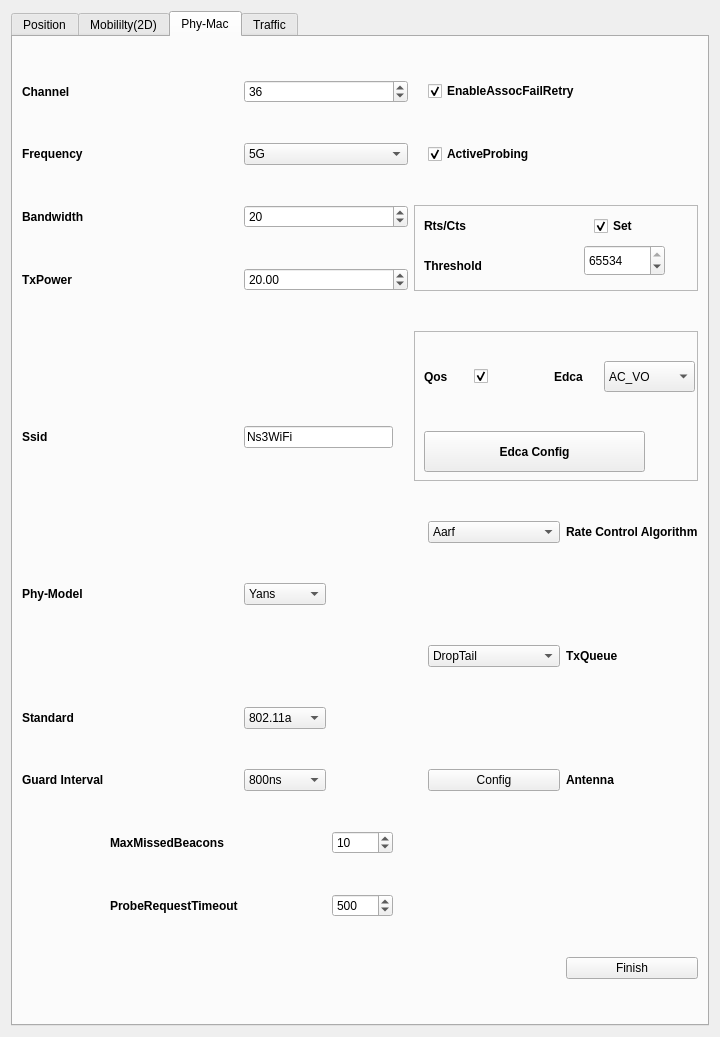
The window that Qt/QT_PRJ/Ns3Visualizer/node_config.ui (z14212638-eng/Ns3-based-Visualization) describes before a commit, drawn with Qt 5.
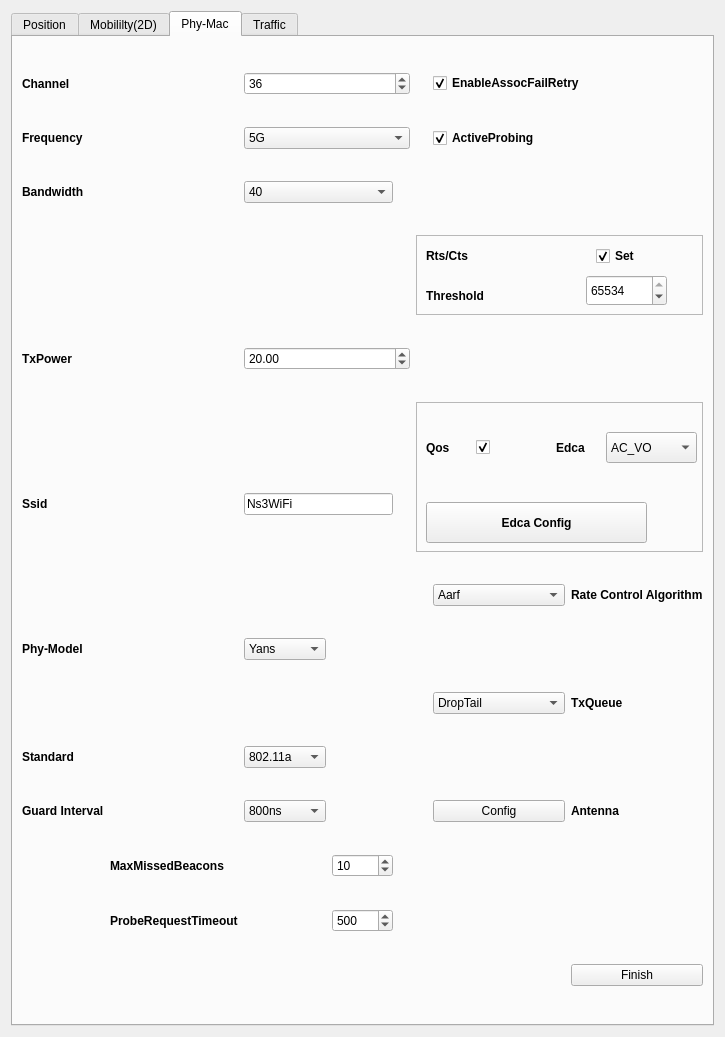
The same window after the commit. The open tabs and pages were chosen to show the change.

Commit message: Updating Conflict Detection (GI,ChannelConfig)

Diff of the .ui file:
```diff
--- a/Qt/QT_PRJ/Ns3Visualizer/node_config.ui
+++ b/Qt/QT_PRJ/Ns3Visualizer/node_config.ui
@@ -6,7 +6,7 @@
    <rect>
     <x>0</x>
     <y>0</y>
-    <width>720</width>
+    <width>725</width>
     <height>1037</height>
    </rect>
   </property>
@@ -22,7 +22,7 @@
       </font>
      </property>
      <property name="currentIndex">
-      <number>2</number>
+      <number>0</number>
      </property>
      <property name="documentMode">
       <bool>false</bool>
@@ -348,155 +348,91 @@
        <string>Phy-Mac</string>
       </attribute>
       <layout class="QGridLayout" name="gridLayout_4">
-       <item row="3" column="2" colspan="3">
-        <widget class="QDoubleSpinBox" name="doubleSpinBox_6">
-         <property name="value">
-          <double>20.000000000000000</double>
+       <item row="6" column="0" rowspan="2">
+        <widget class="QLabel" name="label_13">
+         <property name="font">
+          <font>
+           <bold>true</bold>
+          </font>
          </property>
+         <property name="text">
+          <string>Ssid</string>
+         </property>
         </widget>
        </item>
-       <item row="2" column="5" rowspan="2" colspan="3">
-        <widget class="QFrame" name="frame_2">
-         <property name="frameShape">
-          <enum>QFrame::Shape::StyledPanel</enum>
+       <item row="11" column="6">
+        <widget class="QPushButton" name="pushButton_9">
+         <property name="text">
+          <string>Config</string>
          </property>
-         <property name="frameShadow">
-          <enum>QFrame::Shadow::Raised</enum>
-         </property>
-         <widget class="QLabel" name="label_29">
-          <property name="geometry">
-           <rect>
-            <x>10</x>
-            <y>10</y>
-            <width>61</width>
-            <height>21</height>
-           </rect>
-          </property>
-          <property name="font">
-           <font>
-            <bold>true</bold>
-           </font>
-          </property>
-          <property name="text">
-           <string>Rts/Cts</string>
-          </property>
-         </widget>
-         <widget class="QCheckBox" name="checkBox_5">
-          <property name="geometry">
-           <rect>
-            <x>180</x>
-            <y>10</y>
-            <width>81</width>
-            <height>22</height>
-           </rect>
-          </property>
-          <property name="font">
-           <font>
-            <bold>true</bold>
-           </font>
-          </property>
-          <property name="text">
-           <string>Set</string>
-          </property>
-          <property name="checked">
-           <bool>true</bool>
-          </property>
-         </widget>
-         <widget class="QLabel" name="label_30">
-          <property name="geometry">
-           <rect>
-            <x>10</x>
-            <y>50</y>
-            <width>61</width>
-            <height>21</height>
-           </rect>
-          </property>
-          <property name="font">
-           <font>
-            <bold>true</bold>
-           </font>
-          </property>
-          <property name="text">
-           <string>Threshold</string>
-          </property>
-         </widget>
-         <widget class="QSpinBox" name="spinBox_3">
-          <property name="geometry">
-           <rect>
-            <x>170</x>
-            <y>40</y>
-            <width>81</width>
-            <height>31</height>
-           </rect>
-          </property>
-          <property name="maximum">
-           <number>65534</number>
-          </property>
-          <property name="value">
-           <number>65534</number>
-          </property>
-         </widget>
-         <zorder>label_29</zorder>
-         <zorder>label_30</zorder>
-         <zorder>spinBox_3</zorder>
-         <zorder>checkBox_5</zorder>
         </widget>
        </item>
-       <item row="5" column="6">
-        <widget class="QComboBox" name="comboBox_7">
+       <item row="8" column="2">
+        <widget class="QComboBox" name="comboBox_4">
          <item>
           <property name="text">
-           <string>Aarf</string>
+           <string>Yans</string>
           </property>
          </item>
          <item>
           <property name="text">
-           <string>Amrr</string>
+           <string>Spectrum</string>
           </property>
          </item>
-         <item>
-          <property name="text">
-           <string>Arf</string>
-          </property>
-         </item>
-         <item>
-          <property name="text">
-           <string>Cara</string>
-          </property>
-         </item>
-         <item>
-          <property name="text">
-           <string>Onoe</string>
-          </property>
-         </item>
-         <item>
-          <property name="text">
-           <string>Rraa</string>
-          </property>
-         </item>
-         <item>
-          <property name="text">
-           <string>Minstrel</string>
-          </property>
-         </item>
-         <item>
-          <property name="text">
-           <string>Ideal</string>
-          </property>
-         </item>
-         <item>
-          <property name="text">
-           <string>Constant</string>
-          </property>
-         </item>
-         <item>
-          <property name="text">
-           <string>ThomsonSampling</string>
-          </property>
-         </item>
         </widget>
        </item>
-       <item row="7" column="6">
+       <item row="11" column="7">
+        <widget class="QLabel" name="label_35">
+         <property name="font">
+          <font>
+           <bold>true</bold>
+          </font>
+         </property>
+         <property name="text">
+          <string>Antenna</string>
+         </property>
+        </widget>
+       </item>
+       <item row="7" column="7">
+        <widget class="QLabel" name="label_33">
+         <property name="font">
+          <font>
+           <bold>true</bold>
+          </font>
+         </property>
+         <property name="text">
+          <string>Rate Control Algorithm</string>
+         </property>
+        </widget>
+       </item>
+       <item row="1" column="6" colspan="2">
+        <widget class="QCheckBox" name="checkBox_12">
+         <property name="font">
+          <font>
+           <bold>true</bold>
+          </font>
+         </property>
+         <property name="text">
+          <string>ActiveProbing</string>
+         </property>
+         <property name="checked">
+          <bool>true</bool>
+         </property>
+        </widget>
+       </item>
+       <item row="9" column="7">
+        <widget class="QLabel" name="label_34">
+         <property name="font">
+          <font>
+           <bold>true</bold>
+          </font>
+         </property>
+         <property name="text">
+          <string>TxQueue</string>
+         </property>
+        </widget>
+       </item>
+       <item row="9" column="6">
         <widget class="QComboBox" name="comboBox_8">
          <item>
           <property name="text">
@@ -525,22 +461,22 @@
          </item>
         </widget>
        </item>
-       <item row="1" column="6" colspan="2">
-        <widget class="QCheckBox" name="checkBox_12">
+       <item row="0" column="6" colspan="2">
+        <widget class="QCheckBox" name="checkBox_7">
          <property name="font">
           <font>
            <bold>true</bold>
           </font>
          </property>
          <property name="text">
-          <string>ActiveProbing</string>
+          <string>EnableAssocFailRetry</string>
          </property>
          <property name="checked">
           <bool>true</bool>
          </property>
         </widget>
        </item>
-       <item row="11" column="1">
+       <item row="13" column="1">
         <widget class="QLabel" name="label_17">
          <property name="font">
           <font>
@@ -552,45 +488,15 @@
          </property>
         </widget>
        </item>
-       <item row="0" column="0" colspan="2">
-        <widget class="QLabel" name="label_9">
+       <item row="12" column="1">
+        <widget class="QLabel" name="label_16">
          <property name="font">
           <font>
            <bold>true</bold>
           </font>
          </property>
          <property name="text">
-          <string>Channel</string>
-         </property>
-        </widget>
-       </item>
-       <item row="6" column="0" colspan="2">
-        <widget class="QLabel" name="label_14">
-         <property name="maximumSize">
-          <size>
-           <width>100</width>
-           <height>16777215</height>
-          </size>
-         </property>
-         <property name="font">
-          <font>
-           <bold>true</bold>
-          </font>
-         </property>
-         <property name="text">
-          <string>Phy-Model</string>
-         </property>
-        </widget>
-       </item>
-       <item row="8" column="0" colspan="2">
-        <widget class="QLabel" name="label_15">
-         <property name="font">
-          <font>
-           <bold>true</bold>
-          </font>
-         </property>
-         <property name="text">
-          <string>Standard</string>
+          <string>MaxMissedBeacons</string>
          </property>
         </widget>
        </item>
@@ -601,185 +507,86 @@
          </property>
         </widget>
        </item>
-       <item row="4" column="0" rowspan="2">
-        <widget class="QLabel" name="label_13">
+       <item row="0" column="0" colspan="2">
+        <widget class="QLabel" name="label_9">
          <property name="font">
           <font>
            <bold>true</bold>
           </font>
          </property>
          <property name="text">
-          <string>Ssid</string>
+          <string>Channel</string>
          </property>
         </widget>
        </item>
-       <item row="1" column="2" colspan="3">
-        <widget class="QComboBox" name="comboBox_3">
+       <item row="11" column="2">
+        <widget class="QComboBox" name="comboBox_15">
+         <property name="currentIndex">
+          <number>1</number>
+         </property>
          <item>
           <property name="text">
-           <string>5G</string>
+           <string>400ns</string>
           </property>
          </item>
          <item>
           <property name="text">
-           <string>2.4G</string>
+           <string>800ns</string>
           </property>
          </item>
+         <item>
+          <property name="text">
+           <string>1600ns</string>
+          </property>
+         </item>
+         <item>
+          <property name="text">
+           <string>3200ns</string>
+          </property>
+         </item>
         </widget>
        </item>
-       <item row="4" column="2" rowspan="2" colspan="2">
-        <widget class="QLineEdit" name="lineEdit">
-         <property name="text">
-          <string>Ns3WiFi</string>
-         </property>
-        </widget>
-       </item>
-       <item row="11" column="3">
-        <widget class="QSpinBox" name="spinBox_5">
-         <property name="maximum">
-          <number>65535</number>
-         </property>
+       <item row="5" column="2" colspan="3">
+        <widget class="QDoubleSpinBox" name="doubleSpinBox_6">
          <property name="value">
-          <number>500</number>
+          <double>20.000000000000000</double>
          </property>
         </widget>
        </item>
-       <item row="10" column="3">
+       <item row="12" column="3">
         <widget class="QSpinBox" name="spinBox_4">
          <property name="value">
           <number>10</number>
          </property>
         </widget>
        </item>
-       <item row="0" column="6" colspan="2">
-        <widget class="QCheckBox" name="checkBox_7">
-         <property name="font">
-          <font>
-           <bold>true</bold>
-          </font>
-         </property>
+       <item row="6" column="2" rowspan="2" colspan="2">
+        <widget class="QLineEdit" name="lineEdit">
          <property name="text">
-          <string>EnableAssocFailRetry</string>
+          <string>Ns3WiFi</string>
          </property>
-         <property name="checked">
-          <bool>true</bool>
-         </property>
         </widget>
        </item>
-       <item row="5" column="7">
-        <widget class="QLabel" name="label_33">
+       <item row="5" column="0" colspan="2">
+        <widget class="QLabel" name="label_12">
          <property name="font">
           <font>
            <bold>true</bold>
           </font>
          </property>
          <property name="text">
-          <string>Rate Control Algorithm</string>
+          <string>TxPower</string>
          </property>
         </widget>
        </item>
-       <item row="2" column="0" colspan="2">
-        <widget class="QLabel" name="label_11">
-         <property name="font">
-          <font>
-           <bold>true</bold>
-          </font>
-         </property>
-         <property name="text">
-          <string>Bandwidth</string>
-         </property>
-        </widget>
-       </item>
-       <item row="8" column="2">
-        <widget class="QComboBox" name="comboBox_5">
-         <item>
-          <property name="text">
-           <string>802.11a</string>
-          </property>
-         </item>
-         <item>
-          <property name="text">
-           <string>802.11b</string>
-          </property>
-         </item>
-         <item>
-          <property name="text">
-           <string>802.11g</string>
-          </property>
-         </item>
-         <item>
-          <property name="text">
-           <string>802.11n</string>
-          </property>
-         </item>
-         <item>
-          <property name="text">
-           <string>802.11ac</string>
-          </property>
-         </item>
-         <item>
-          <property name="text">
-           <string>802.11ax</string>
-          </property>
-         </item>
-        </widget>
-       </item>
-       <item row="2" column="2" colspan="3">
-        <widget class="QSpinBox" name="spinBox_2">
-         <property name="maximum">
-          <number>65535</number>
-         </property>
-         <property name="value">
-          <number>20</number>
-         </property>
-        </widget>
-       </item>
-       <item row="1" column="0" colspan="2">
-        <widget class="QLabel" name="label_10">
-         <property name="font">
-          <font>
-           <bold>true</bold>
-          </font>
-         </property>
-         <property name="text">
-          <string>Frequency</string>
-         </property>
-        </widget>
-       </item>
-       <item row="6" column="2">
-        <widget class="QComboBox" name="comboBox_4">
-         <item>
-          <property name="text">
-           <string>Yans</string>
-          </property>
-         </item>
-         <item>
-          <property name="text">
-           <string>Spectrum</string>
-          </property>
-         </item>
-        </widget>
-       </item>
-       <item row="7" column="7">
-        <widget class="QLabel" name="label_34">
-         <property name="font">
-          <font>
-           <bold>true</bold>
-          </font>
-         </property>
-         <property name="text">
-          <string>TxQueue</string>
-         </property>
-        </widget>
-       </item>
-       <item row="12" column="7">
+       <item row="14" column="7">
         <widget class="QPushButton" name="pushButton_6">
          <property name="text">
           <string>Finish</string>
          </property>
         </widget>
        </item>
-       <item row="4" column="5" colspan="3">
+       <item row="6" column="5" colspan="3">
         <widget class="QFrame" name="frame_3">
          <property name="maximumSize">
           <size>
@@ -900,77 +707,130 @@
          </widget>
         </widget>
        </item>
-       <item row="9" column="6">
-        <widget class="QPushButton" name="pushButton_9">
-         <property name="text">
-          <string>Config</string>
+       <item row="4" column="5" colspan="3">
+        <widget class="QFrame" name="frame_2">
+         <property name="maximumSize">
+          <size>
+           <width>16777215</width>
+           <height>80</height>
+          </size>
          </property>
-        </widget>
-       </item>
-       <item row="3" column="0" colspan="2">
-        <widget class="QLabel" name="label_12">
-         <property name="font">
-          <font>
-           <bold>true</bold>
-          </font>
+         <property name="frameShape">
+          <enum>QFrame::Shape::StyledPanel</enum>
          </property>
-         <property name="text">
-          <string>TxPower</string>
+         <property name="frameShadow">
+          <enum>QFrame::Shadow::Raised</enum>
          </property>
+         <widget class="QLabel" name="label_29">
+          <property name="geometry">
+           <rect>
+            <x>10</x>
+            <y>10</y>
+            <width>61</width>
+            <height>21</height>
+           </rect>
+          </property>
+          <property name="font">
+           <font>
+            <bold>true</bold>
+           </font>
+          </property>
+          <property name="text">
+           <string>Rts/Cts</string>
+          </property>
+         </widget>
+         <widget class="QCheckBox" name="checkBox_5">
+          <property name="geometry">
+           <rect>
+            <x>180</x>
+            <y>10</y>
+            <width>81</width>
+            <height>22</height>
+           </rect>
+          </property>
+          <property name="font">
+           <font>
+            <bold>true</bold>
+           </font>
+          </property>
+          <property name="text">
+           <string>Set</string>
+          </property>
+          <property name="checked">
+           <bool>true</bool>
+          </property>
+         </widget>
+         <widget class="QLabel" name="label_30">
+          <property name="geometry">
+           <rect>
+            <x>10</x>
+            <y>50</y>
+            <width>61</width>
+            <height>21</height>
+           </rect>
+          </property>
+          <property name="font">
+           <font>
+            <bold>true</bold>
+           </font>
+          </property>
+          <property name="text">
+           <string>Threshold</string>
+          </property>
+         </widget>
+         <widget class="QSpinBox" name="spinBox_3">
+          <property name="geometry">
+           <rect>
+            <x>170</x>
+            <y>40</y>
+            <width>81</width>
+            <height>31</height>
+           </rect>
+          </property>
+          <property name="maximum">
+           <number>65534</number>
+          </property>
+          <property name="value">
+           <number>65534</number>
+          </property>
+         </widget>
+         <zorder>label_29</zorder>
+         <zorder>label_30</zorder>
+         <zorder>spinBox_3</zorder>
+         <zorder>checkBox_5</zorder>
         </widget>
        </item>
-       <item row="10" column="1">
-        <widget class="QLabel" name="label_16">
+       <item row="10" column="0" colspan="2">
+        <widget class="QLabel" name="label_15">
          <property name="font">
           <font>
            <bold>true</bold>
           </font>
          </property>
          <property name="text">
-          <string>MaxMissedBeacons</string>
+          <string>Standard</string>
          </property>
         </widget>
        </item>
-       <item row="9" column="7">
-        <widget class="QLabel" name="label_35">
+       <item row="8" column="0" colspan="2">
+        <widget class="QLabel" name="label_14">
+         <property name="maximumSize">
+          <size>
+           <width>100</width>
+           <height>16777215</height>
+          </size>
+         </property>
          <property name="font">
           <font>
            <bold>true</bold>
           </font>
          </property>
          <property name="text">
-          <string>Antenna</string>
+          <string>Phy-Model</string>
          </property>
         </widget>
        </item>
-       <item row="9" column="2">
-        <widget class="QComboBox" name="comboBox_15">
-         <property name="currentIndex">
-          <number>1</number>
-         </property>
-         <item>
-          <property name="text">
-           <string>400ns</string>
-          </property>
-         </item>
-         <item>
-          <property name="text">
-           <string>800ns</string>
-          </property>
-         </item>
-         <item>
-          <property name="text">
-           <string>1600ns</string>
-          </property>
-         </item>
-         <item>
-          <property name="text">
-           <string>3200ns</string>
-          </property>
-         </item>
-        </widget>
-       </item>
-       <item row="9" column="0">
+       <item row="11" column="0">
         <widget class="QLabel" name="label_18">
          <property name="font">
           <font>
@@ -982,6 +842,169 @@
          </property>
         </widget>
        </item>
+       <item row="13" column="3">
+        <widget class="QSpinBox" name="spinBox_5">
+         <property name="maximum">
+          <number>65535</number>
+         </property>
+         <property name="value">
+          <number>500</number>
+         </property>
+        </widget>
+       </item>
+       <item row="1" column="2" colspan="3">
+        <widget class="QComboBox" name="comboBox_3">
+         <item>
+          <property name="text">
+           <string>5G</string>
+          </property>
+         </item>
+         <item>
+          <property name="text">
+           <string>2.4G</string>
+          </property>
+         </item>
+        </widget>
+       </item>
+       <item row="1" column="0" colspan="2">
+        <widget class="QLabel" name="label_10">
+         <property name="font">
+          <font>
+           <bold>true</bold>
+          </font>
+         </property>
+         <property name="text">
+          <string>Frequency</string>
+         </property>
+        </widget>
+       </item>
+       <item row="7" column="6">
+        <widget class="QComboBox" name="comboBox_7">
+         <item>
+          <property name="text">
+           <string>Aarf</string>
+          </property>
+         </item>
+         <item>
+          <property name="text">
+           <string>Amrr</string>
+          </property>
+         </item>
+         <item>
+          <property name="text">
+           <string>Arf</string>
+          </property>
+         </item>
+         <item>
+          <property name="text">
+           <string>Cara</string>
+          </property>
+         </item>
+         <item>
+          <property name="text">
+           <string>Onoe</string>
+          </property>
+         </item>
+         <item>
+          <property name="text">
+           <string>Rraa</string>
+          </property>
+         </item>
+         <item>
+          <property name="text">
+           <string>Minstrel</string>
+          </property>
+         </item>
+         <item>
+          <property name="text">
+           <string>Ideal</string>
+          </property>
+         </item>
+         <item>
+          <property name="text">
+           <string>Constant</string>
+          </property>
+         </item>
+         <item>
+          <property name="text">
+           <string>ThomsonSampling</string>
+          </property>
+         </item>
+        </widget>
+       </item>
+       <item row="10" column="2">
+        <widget class="QComboBox" name="comboBox_5">
+         <item>
+          <property name="text">
+           <string>802.11a</string>
+          </property>
+         </item>
+         <item>
+          <property name="text">
+           <string>802.11b</string>
+          </property>
+         </item>
+         <item>
+          <property name="text">
+           <string>802.11g</string>
+          </property>
+         </item>
+         <item>
+          <property name="text">
+           <string>802.11n</string>
+          </property>
+         </item>
+         <item>
+          <property name="text">
+           <string>802.11ac</string>
+          </property>
+         </item>
+         <item>
+          <property name="text">
+           <string>802.11ax</string>
+          </property>
+         </item>
+        </widget>
+       </item>
+       <item row="2" column="2" colspan="2">
+        <widget class="QComboBox" name="comboBox_16">
+         <property name="currentIndex">
+          <number>1</number>
+         </property>
+         <item>
+          <property name="text">
+           <string>20</string>
+          </property>
+         </item>
+         <item>
+          <property name="text">
+           <string>40</string>
+          </property>
+         </item>
+         <item>
+          <property name="text">
+           <string>80</string>
+          </property>
+         </item>
+         <item>
+          <property name="text">
+           <string>160</string>
+          </property>
+         </item>
+        </widget>
+       </item>
+       <item row="2" column="0">
+        <widget class="QLabel" name="label_11">
+         <property name="font">
+          <font>
+           <bold>true</bold>
+          </font>
+         </property>
+         <property name="text">
+          <string>Bandwidth</string>
+         </property>
+        </widget>
+       </item>
       </layout>
      </widget>
      <widget class="QWidget" name="tab_4">
@@ -1191,7 +1214,7 @@
            <rect>
             <x>0</x>
             <y>0</y>
-            <width>664</width>
+            <width>669</width>
             <height>943</height>
            </rect>
           </property>
```
The commit also changes 20 other files.
